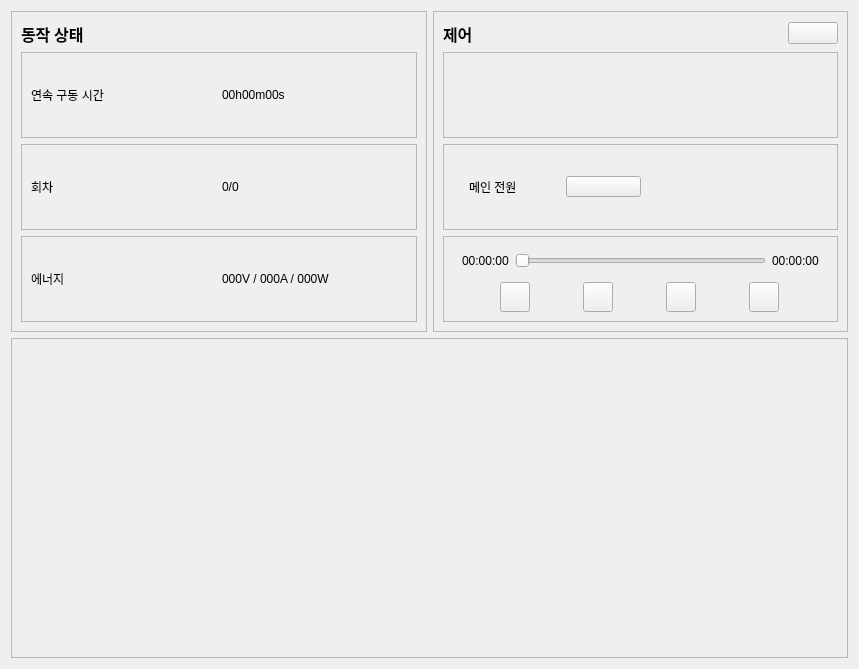
The window that src/ui/home_page.ui (minimirror1/remote_gui) describes before a commit, drawn with Qt 5.
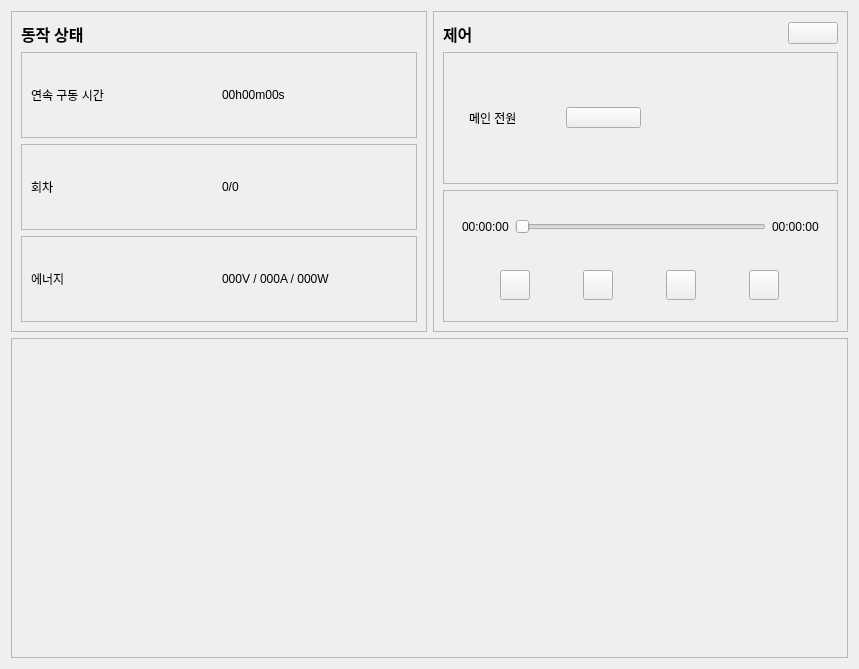
The same window after the commit. Icons and pictures are not drawn.

Commit message: home ui 변경경

Patch:
```diff
--- a/src/ui/home_page.ui
+++ b/src/ui/home_page.ui
@@ -242,17 +242,6 @@
           </layout>
          </widget>
         </item>
-        <item>
-         <widget class="QFrame" name="frame_7">
-          <property name="frameShape">
-           <enum>QFrame::Shape::StyledPanel</enum>
-          </property>
-          <property name="frameShadow">
-           <enum>QFrame::Shadow::Raised</enum>
-          </property>
-          <layout class="QHBoxLayout" name="horizontalLayout_6"/>
-         </widget>
-        </item>
         <item>
          <widget class="QFrame" name="frame_8">
           <property name="frameShape">
```
The commit also changes 1 other file.
